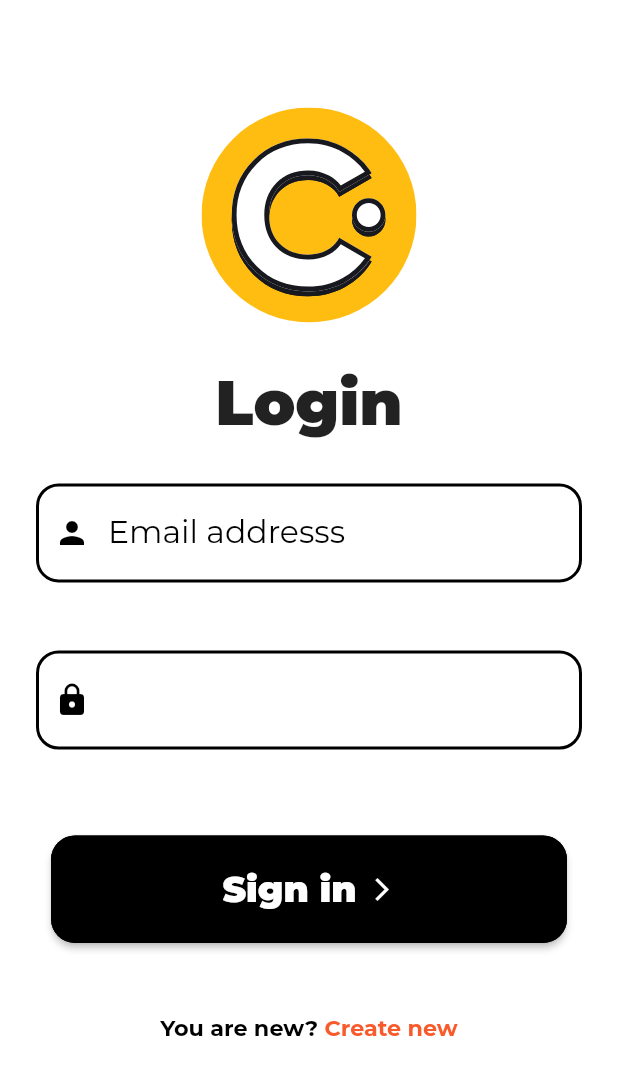
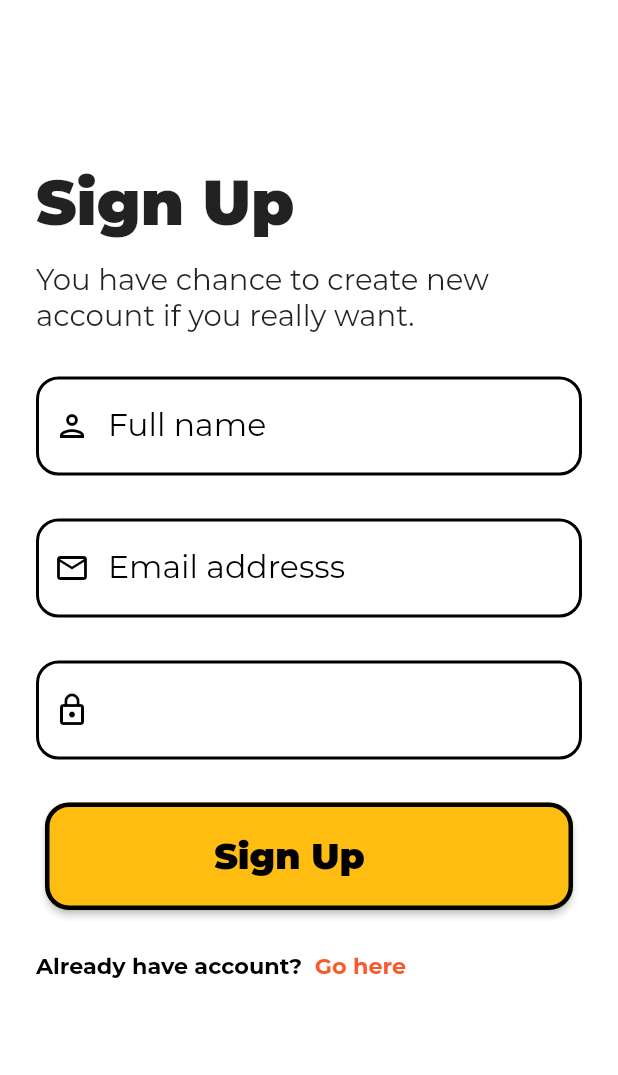
Before and after one commit to MujmillahammedDafedar/contrawireframe_uikit, a Flutter app: the Login screen opened directly, after a tap on "Sign in", on a phone screen of 412 x 824 dp. Shown: the top 1075 px of the screen. Run offline on Flutter 3.47's test engine with Material 2 defaults, Android fonts, the phone set to English and light mode, and no system bars; our stand-ins replace flutter_screenutil, flutter_svg; project files that could hold a hidden picture were left out.

Commit message:
signup page design added

```diff
--- a/lib/ui/views/login.dart
+++ b/lib/ui/views/login.dart
@@ -3,13 +3,20 @@ import 'package:flutter/material.dart';
 import 'package:flutter_svg/flutter_svg.dart';
 import 'package:mysocial/ui/shared/buttons.dart';
 import 'package:mysocial/ui/shared/const_widget.dart';
+import 'package:mysocial/ui/views/signup.dart';
 import 'package:mysocial/utils/constant/colors.dart';
 import 'package:flutter_screenutil/flutter_screenutil.dart';
 
 class Login extends StatelessWidget {
-  signin() {}
   @override
   Widget build(BuildContext context) {
+    signin() {
+      Navigator.push(
+        context,
+        MaterialPageRoute(builder: (context) => SignUp()),
+      );
+    }
+
     return SafeArea(
       child: Scaffold(
         backgroundColor: white,
@@ -36,11 +43,11 @@ class Login extends StatelessWidget {
                 height: 24.h,
               ),
               customeText(false,
-                  hintText: "Email addresss", icon: Icons.person),
+                  hintText: "Email addresss", icon: Icons.person_outlined),
               SizedBox(
                 height: 38.h,
               ),
-              customeText(true, hintText: "", icon: Icons.lock),
+              customeText(true, hintText: "", icon: Icons.lock_outlined),
               SizedBox(
                 height: 48.h,
               ),
@@ -88,7 +95,9 @@ class Login extends StatelessWidget {
                       text: "Create new",
                       recognizer: TapGestureRecognizer()
                         ..onTap = () {
-                          print("Woooh worked !!");
+                          print("ad");
+
+                          signin();
                         },
                     ),
                   ],
--- /dev/null
+++ b/lib/ui/views/opt.dart
@@ -0,0 +1,32 @@
+import 'package:flutter/material.dart';
+import 'package:mysocial/utils/constant/colors.dart';
+
+class OtpFields extends StatelessWidget {
+  @override
+  Widget build(BuildContext context) {
+    return SafeArea(
+      child: Scaffold(
+        body: Column(
+          children: [
+            Expanded(
+              flex: 4,
+              child: Container(
+                width: MediaQuery.of(context).size.width,
+                color: colorYellow,
+                child: Text("hi"),
+              ),
+            ),
+            Expanded(
+              flex: 4,
+              child: Container(
+                width: MediaQuery.of(context).size.width,
+                color: white,
+                child: Text("hello"),
+              ),
+            )
+          ],
+        ),
+      ),
+    );
+  }
+}
--- /dev/null
+++ b/lib/ui/views/signup.dart
@@ -0,0 +1,127 @@
+import 'package:flutter/gestures.dart';
+import 'package:flutter/material.dart';
+import 'package:mysocial/ui/shared/buttons.dart';
+import 'package:mysocial/ui/shared/const_widget.dart';
+import 'package:mysocial/ui/views/opt.dart';
+import 'package:mysocial/utils/constant/colors.dart';
+import 'package:flutter_screenutil/flutter_screenutil.dart';
+
+class SignUp extends StatelessWidget {
+  @override
+  Widget build(BuildContext context) {
+    signup() {
+      Navigator.push(
+        context,
+        MaterialPageRoute(builder: (context) => OtpFields()),
+      );
+    }
+
+    return Scaffold(
+      backgroundColor: white,
+      body: SafeArea(
+        child: Padding(
+          padding: const EdgeInsets.only(top: 110.0),
+          child: Column(
+            mainAxisAlignment: MainAxisAlignment.start,
+            crossAxisAlignment: CrossAxisAlignment.start,
+            children: [
+              Padding(
+                padding: const EdgeInsets.only(left: 24.0, right: 24.0),
+                child: Text(
+                  'Sign Up',
+                  style: TextStyle(
+                      fontFamily: "Montserrat",
+                      fontSize: 36.sp,
+                      fontWeight: FontWeight.w800),
+                ),
+              ),
+              SizedBox(
+                height: 12.h,
+              ),
+              Padding(
+                padding: const EdgeInsets.only(left: 24.0, right: 24.0),
+                child: Text(
+                  'You have chance to create new account if you really want.',
+                  style: TextStyle(
+                      fontFamily: "Montserrat",
+                      fontSize: 17.sp,
+                      fontWeight: FontWeight.w500),
+                ),
+              ),
+              SizedBox(
+                height: 24.h,
+              ),
+              customeText(false,
+                  hintText: "Full name", icon: Icons.person_outlined),
+              SizedBox(
+                height: 24.h,
+              ),
+              customeText(false,
+                  hintText: "Email addresss", icon: Icons.email_outlined),
+              SizedBox(
+                height: 24.h,
+              ),
+              customeText(false, hintText: "", icon: Icons.lock_outline),
+              SizedBox(
+                height: 24.h,
+              ),
+              Padding(
+                padding: const EdgeInsets.only(left: 20.0, right: 20.0),
+                child: customButton(
+                  () {
+                    signup();
+                  },
+                  'Sign Up',
+                  context,
+                  height: 60.h,
+                  width: 320.w,
+                  radius: 16.0,
+                  fontFamily: 'Montserrat',
+                  fontWeight: FontWeight.w800,
+                  fontSize: 21.sp,
+                  color: colorYellow,
+                  visibleIcon: true,
+                  textColor: Colors.black,
+                ),
+              ),
+              SizedBox(
+                height: 24.h,
+              ),
+              Padding(
+                padding: const EdgeInsets.only(
+                  left: 24.0,
+                ),
+                child: RichText(
+                  text: TextSpan(
+                    children: [
+                      TextSpan(
+                        style: TextStyle(
+                            color: Colors.black,
+                            fontSize: 13.sp,
+                            fontFamily: "Montserrat",
+                            fontWeight: FontWeight.w700),
+                        text: "Already have account?  ",
+                      ),
+                      TextSpan(
+                        style: TextStyle(
+                            color: colorRed,
+                            fontSize: 13.sp,
+                            fontFamily: "Montserrat",
+                            fontWeight: FontWeight.w700),
+                        text: "Go here",
+                        recognizer: TapGestureRecognizer()
+                          ..onTap = () {
+                            signup();
+                          },
+                      ),
+                    ],
+                  ),
+                ),
+              )
+            ],
+          ),
+        ),
+      ),
+    );
+  }
+}
--- a/lib/utils/constant/colors.dart
+++ b/lib/utils/constant/colors.dart
@@ -3,3 +3,4 @@ import 'package:flutter/material.dart';
 const BackGrondColor = Color(0xFF1947E5);
 const white = Color(0xFFFFFFFF);
 const colorRed = Color(0xFFF95A2C);
+const colorYellow = Color(0xFFFFBD12);
```
Also changed, not shown: assets/svg/pep_09.svg (added).
